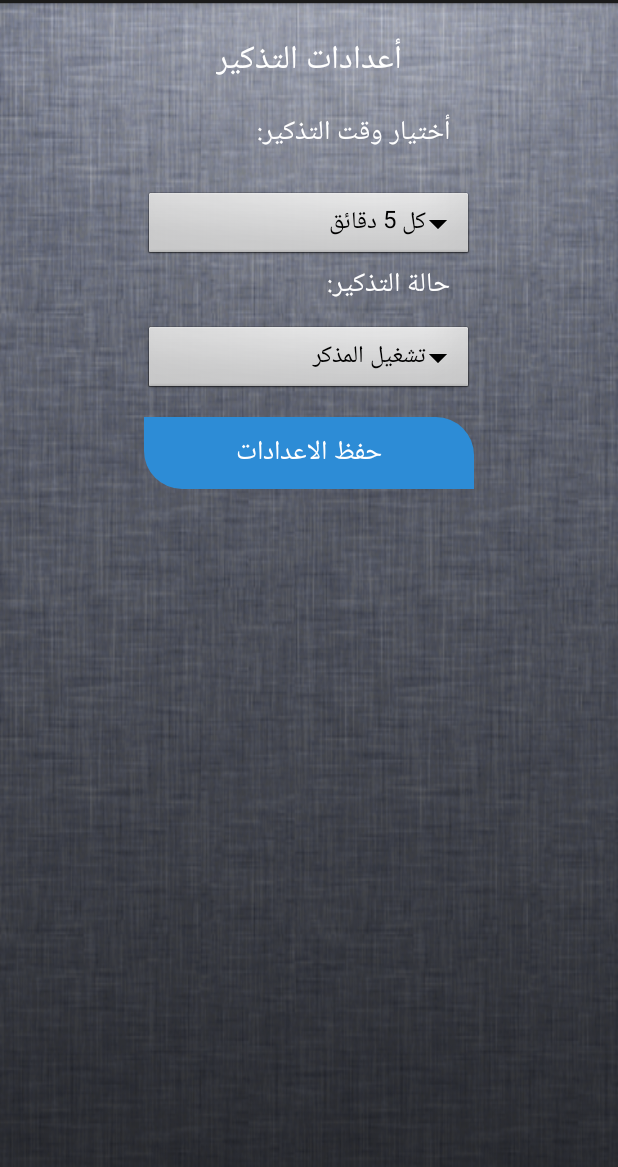
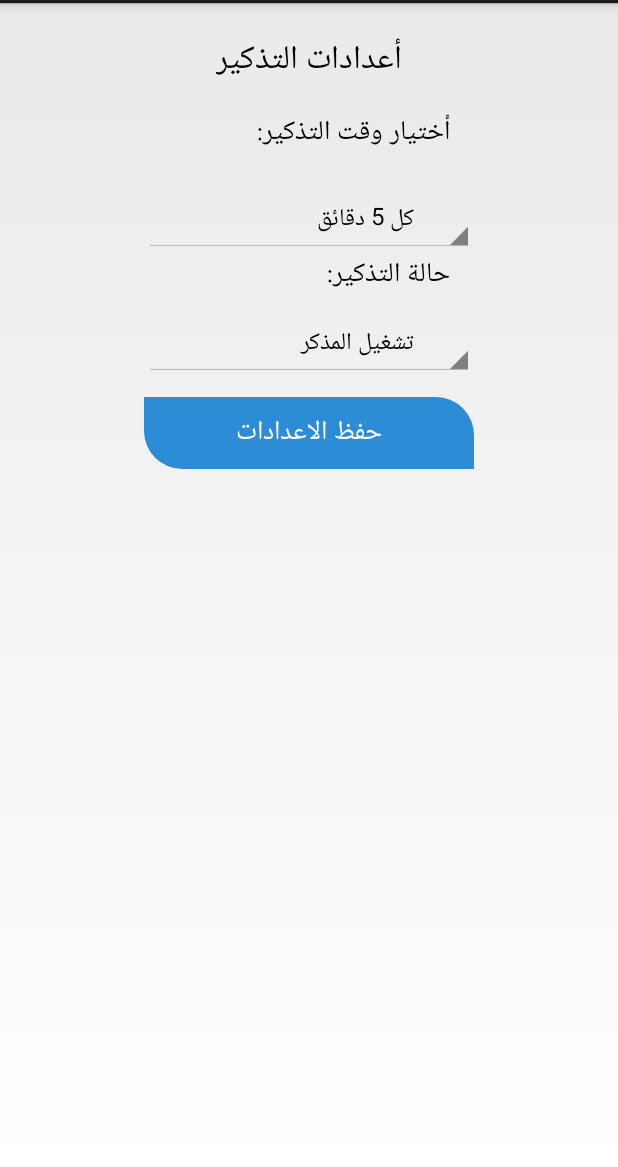
Before and after one commit to videostatustest/AutoAzkarAlarms, an Android app: the ServiceSettingActivity screen opened directly, with no data from a screen before it, on a phone screen of 412 x 824 dp, the part 69-1236 px from its top. Run offline under Robolectric (Android 15) with nearby library versions, the phone set to English and light mode, and no system bars; our stand-ins replace AdMob.

Commit message:
change pakage

```diff
--- a/app/src/main/res/layout/activity_full_azkar.xml
+++ b/app/src/main/res/layout/activity_full_azkar.xml
@@ -2,7 +2,6 @@
     xmlns:tools="http://schemas.android.com/tools"
     android:layout_width="match_parent"
     android:layout_height="match_parent"
-     android:background="@drawable/bg1"
     tools:context="com.yokoapps.alarmzeker.FullAzkarActivity" >
 <com.google.android.gms.ads.AdView
     xmlns:ads="http://schemas.android.com/apk/res-auto"
--- a/app/src/main/res/layout/activity_main.xml
+++ b/app/src/main/res/layout/activity_main.xml
@@ -2,7 +2,6 @@
     xmlns:tools="http://schemas.android.com/tools"
     android:layout_width="match_parent"
     android:layout_height="fill_parent"
-    android:background="@drawable/bg1"
     android:orientation="vertical"
     tools:context="com.yokoapps.alarmzeker.MainActivity" >
 
--- a/app/src/main/res/layout/activity_service_setting.xml
+++ b/app/src/main/res/layout/activity_service_setting.xml
@@ -3,7 +3,6 @@
     xmlns:ads="http://schemas.android.com/apk/lib/com.google.ads"
     android:layout_width="match_parent"
     android:layout_height="match_parent"
-     android:background="@drawable/bg1"
     >
 <com.google.android.gms.ads.AdView
     xmlns:ads="http://schemas.android.com/apk/res-auto"
@@ -16,14 +15,12 @@
 
     <Spinner
         android:id="@+id/spinnerSSState"
-        style="@android:style/Widget.Spinner.DropDown"
         android:layout_width="220dp"
         android:layout_height="wrap_content"
         android:layout_below="@+id/txtSSTime"
         android:layout_alignRight="@+id/spinnerSSTIME"
         android:layout_marginLeft="20dp"
-        android:layout_marginTop="10dp"
-        android:theme="@style/mySpinnerItemStyle" />
+        android:layout_marginTop="10dp" />
 
     <TextView
         android:id="@+id/txtSSTitle"
@@ -32,7 +29,6 @@
         android:layout_alignParentTop="true"
         android:layout_centerHorizontal="true"
         android:layout_marginTop="20dp"
-        android:textColor="#fff"
         android:text="أعدادات التذكير"
         android:textAppearance="?android:attr/textAppearanceLarge"
         />
@@ -44,20 +40,17 @@
         android:layout_alignRight="@+id/txtSSTime"
         android:layout_below="@+id/txtSSTitle"
         android:layout_marginTop="14dp"
-        android:textColor="#fff"
         android:text="أختيار وقت التذكير:"
         android:textAppearance="?android:attr/textAppearanceMedium"
          />
 
     <Spinner
         android:id="@+id/spinnerSSTIME"
-        style="@android:style/Widget.Spinner.DropDown"
         android:layout_width="220dp"
         android:layout_height="wrap_content"
         android:layout_below="@+id/txtSSState"
         android:layout_alignLeft="@+id/btn_SSok"
-        android:layout_marginTop="22dp"
-        android:theme="@style/mySpinnerItemStyle" />
+        android:layout_marginTop="22dp"/>
 
     <TextView
         android:id="@+id/txtSSTime"
@@ -67,7 +60,6 @@
         android:layout_below="@+id/spinnerSSTIME"
         android:layout_marginRight="16dp"
         android:text="حالة التذكير:"
-        android:textColor="#fff"
         android:textAppearance="?android:attr/textAppearanceMedium"
         />
 
--- a/app/src/main/res/layout/activity_thikr_list.xml
+++ b/app/src/main/res/layout/activity_thikr_list.xml
@@ -3,7 +3,6 @@
     xmlns:tools="http://schemas.android.com/tools"
     android:layout_width="match_parent"
     android:layout_height="match_parent"
-     android:background="@drawable/bg1"
     tools:context=".ThikrListActivity" >
 <com.google.android.gms.ads.AdView
     xmlns:ads="http://schemas.android.com/apk/res-auto"
--- a/app/src/main/res/layout/item_setails_view.xml
+++ b/app/src/main/res/layout/item_setails_view.xml
@@ -6,8 +6,7 @@
     android:layout_width="wrap_content"
     android:layout_height="wrap_content"
     android:layout_margin="5dp"
-    android:padding="5dp"
-    android:background="@drawable/bg_parent_rounded_corner">
+    android:padding="5dp">
 
     <TextView
         android:id="@+id/itemDescription"
@@ -16,7 +15,7 @@
         android:layout_alignParentRight="true"
         android:layout_toRightOf="@+id/photo"
         android:padding="3dp"
-        android:textColor="#fff"
+
         android:text="Medium Text"
         android:textSize="17sp" />
 
```
Also changed, not shown: 1 other file.
